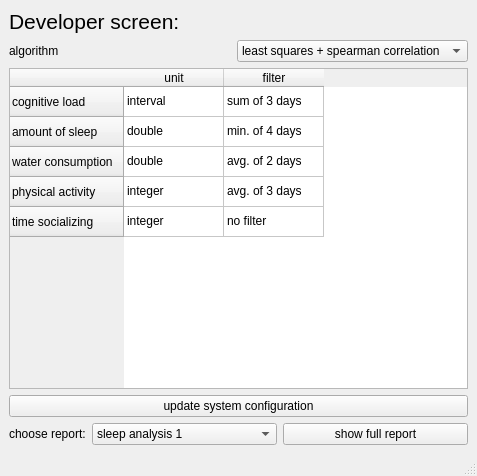
Old version of the form UI/ui-files/DeveloperScreen.ui in the repository vladigr1/soft-project.
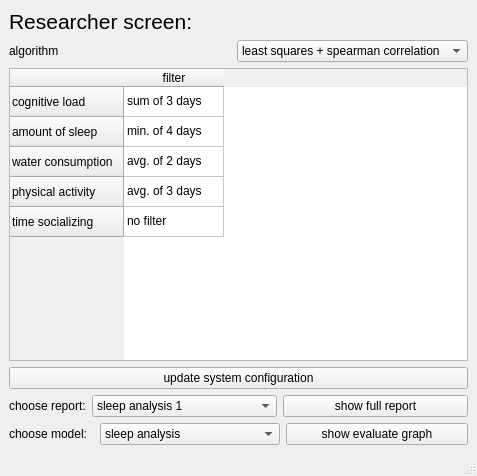
New version of the form.

The edit to the form file:
```diff
--- a/UI/ui-files/DeveloperScreen.ui
+++ b/UI/ui-files/DeveloperScreen.ui
@@ -32,7 +32,7 @@
        </font>
       </property>
       <property name="text">
-       <string>Developer screen:</string>
+       <string>Researcher screen:</string>
       </property>
      </widget>
     </item>
@@ -101,11 +101,6 @@
         <string>time socializing</string>
        </property>
       </row>
-      <column>
-       <property name="text">
-        <string>unit</string>
-       </property>
-      </column>
       <column>
        <property name="text">
         <string>filter</string>
@@ -113,51 +108,26 @@
       </column>
       <item row="0" column="0">
        <property name="text">
-        <string>interval</string>
-       </property>
-      </item>
-      <item row="0" column="1">
-       <property name="text">
         <string>sum of 3 days</string>
        </property>
       </item>
       <item row="1" column="0">
        <property name="text">
-        <string>double</string>
-       </property>
-      </item>
-      <item row="1" column="1">
-       <property name="text">
         <string>min. of 4 days</string>
        </property>
       </item>
       <item row="2" column="0">
        <property name="text">
-        <string>double</string>
-       </property>
-      </item>
-      <item row="2" column="1">
-       <property name="text">
         <string>avg. of 2 days</string>
        </property>
       </item>
       <item row="3" column="0">
        <property name="text">
-        <string>integer</string>
-       </property>
-      </item>
-      <item row="3" column="1">
-       <property name="text">
         <string>avg. of 3 days</string>
        </property>
       </item>
       <item row="4" column="0">
        <property name="text">
-        <string>integer</string>
-       </property>
-      </item>
-      <item row="4" column="1">
-       <property name="text">
         <string>no filter</string>
        </property>
       </item>
@@ -206,6 +176,51 @@
       </item>
      </layout>
     </item>
+    <item>
+     <layout class="QHBoxLayout" name="horizontalLayout_4">
+      <item>
+       <widget class="QLabel" name="label_4">
+        <property name="maximumSize">
+         <size>
+          <width>85</width>
+          <height>16777215</height>
+         </size>
+        </property>
+        <property name="text">
+         <string>choose model:</string>
+        </property>
+       </widget>
+      </item>
+      <item>
+       <widget class="QComboBox" name="comboBox">
+        <property name="sizePolicy">
+         <sizepolicy hsizetype="Maximum" vsizetype="Maximum">
+          <horstretch>0</horstretch>
+          <verstretch>0</verstretch>
+         </sizepolicy>
+        </property>
+        <property name="maximumSize">
+         <size>
+          <width>180</width>
+          <height>16777215</height>
+         </size>
+        </property>
+        <item>
+         <property name="text">
+          <string>sleep analysis</string>
+         </property>
+        </item>
+       </widget>
+      </item>
+      <item>
+       <widget class="QPushButton" name="pushButton_2">
+        <property name="text">
+         <string>show evaluate graph</string>
+        </property>
+       </widget>
+      </item>
+     </layout>
+    </item>
    </layout>
   </widget>
   <widget class="QStatusBar" name="statusbar"/>
```
